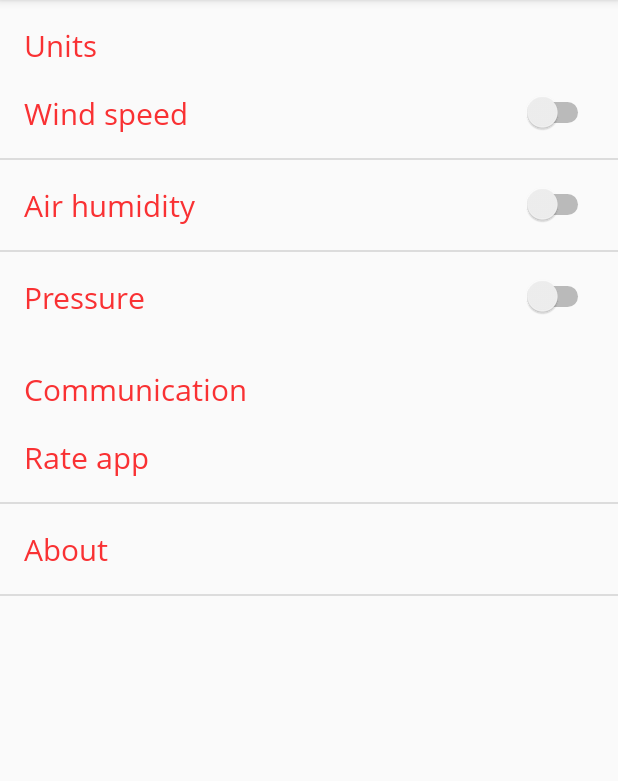
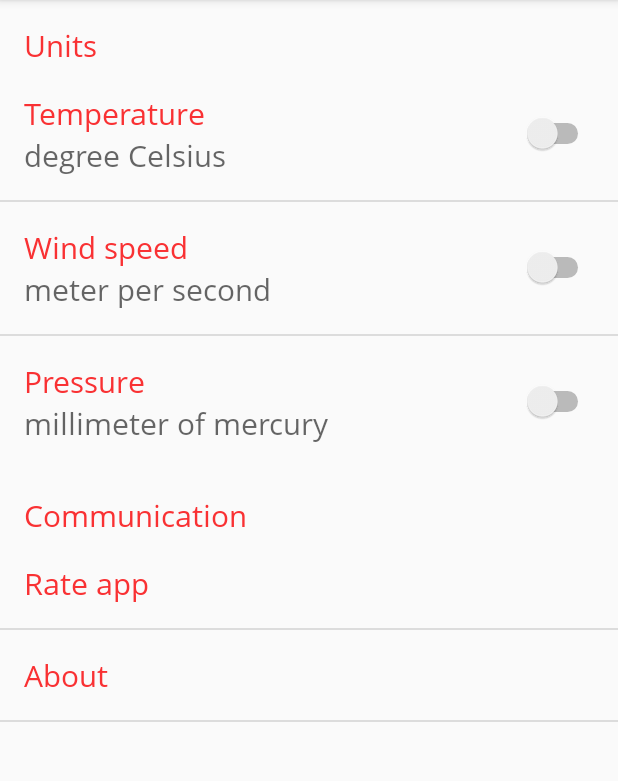
Before and after one commit to z0lk1n/NiceWeather, an Android app: the screen it shows after launch (MainActivity), after a tap on "settings", on a phone screen of 412 x 824 dp, the part 84-865 px from its top. Run offline under Robolectric (Android 15) with nearby library versions, the phone set to English and light mode, and no system bars.

Commit message:
add switchText in menu

```diff
--- a/app/src/main/java/online/z0lk1n/android/niceweather/FragmentNavigator.java
+++ b/app/src/main/java/online/z0lk1n/android/niceweather/FragmentNavigator.java
@@ -1,5 +1,8 @@
 package online.z0lk1n.android.niceweather;
 
 public interface FragmentNavigator {
-    void startCitiesListFragment();
+    void showDetailWeather();
+    void showSettings();
+    void showCitiesList();
+    void backToDetailWeather();
 }
--- a/app/src/main/java/online/z0lk1n/android/niceweather/MainActivity.java
+++ b/app/src/main/java/online/z0lk1n/android/niceweather/MainActivity.java
@@ -1,6 +1,7 @@
 package online.z0lk1n.android.niceweather;
 
 import android.os.Bundle;
+import android.support.v7.app.ActionBar;
 import android.support.v7.app.AppCompatActivity;
 import android.support.v7.widget.Toolbar;
 import android.view.Menu;
@@ -10,7 +11,7 @@ import online.z0lk1n.android.niceweather.fragments.CitiesListFragment;
 import online.z0lk1n.android.niceweather.fragments.DetailWeatherFragment;
 import online.z0lk1n.android.niceweather.fragments.SettingsFragment;
 
-public class MainActivity extends AppCompatActivity {
+public class MainActivity extends AppCompatActivity implements FragmentNavigator {
     DetailWeatherFragment detailWeatherFragment;
     SettingsFragment settingsFragment;
     CitiesListFragment citiesListFragment;
@@ -22,9 +23,10 @@ public class MainActivity extends AppCompatActivity {
         Toolbar toolbar = findViewById(R.id.toolbar);
         setSupportActionBar(toolbar);
 
-        if (getSupportActionBar() != null) {
-            getSupportActionBar().setDisplayHomeAsUpEnabled(true);
-            getSupportActionBar().setDisplayShowHomeEnabled(true);
+        ActionBar actionBar = getSupportActionBar();
+        if (actionBar != null) {
+            actionBar.setDisplayHomeAsUpEnabled(true);
+            actionBar.setDisplayShowHomeEnabled(true);
         }
 
         if (savedInstanceState == null) {
@@ -43,17 +45,25 @@ public class MainActivity extends AppCompatActivity {
     public boolean onOptionsItemSelected(MenuItem item) {
         switch (item.getItemId()) {
             case android.R.id.home:
-                showCitiesList();
+                if (settingsFragment != null && settingsFragment.isAdded()) {
+                    backToDetailWeather();
+                } else if (citiesListFragment != null && citiesListFragment.isAdded()) {
+                    backToDetailWeather();
+                } else {
+                    showCitiesList();
+                }
                 return true;
             case R.id.action_settings:
                 showSettings();
                 return true;
+            default:
+                break;
         }
         return super.onOptionsItemSelected(item);
     }
 
-
-    private void showDetailWeather() {
+    @Override
+    public void showDetailWeather() {
         detailWeatherFragment = (DetailWeatherFragment) getFragmentManager()
                 .findFragmentByTag(DetailWeatherFragment.NAME);
 
@@ -67,7 +77,8 @@ public class MainActivity extends AppCompatActivity {
                 .commit();
     }
 
-    private void showSettings() {
+    @Override
+    public void showSettings() {
         settingsFragment = (SettingsFragment) getFragmentManager()
                 .findFragmentByTag(SettingsFragment.NAME);
 
@@ -85,7 +96,8 @@ public class MainActivity extends AppCompatActivity {
                 .addToBackStack(null).commit();
     }
 
-    private void showCitiesList() {
+    @Override
+    public void showCitiesList() {
         citiesListFragment = (CitiesListFragment) getFragmentManager()
                 .findFragmentByTag(CitiesListFragment.NAME);
 
@@ -102,4 +114,23 @@ public class MainActivity extends AppCompatActivity {
                 .replace(R.id.fragment_container, citiesListFragment, CitiesListFragment.NAME)
                 .addToBackStack(null).commit();
     }
+
+    @Override
+    public void backToDetailWeather() {
+        getFragmentManager()
+                .beginTransaction()
+                .replace(R.id.fragment_container, detailWeatherFragment, DetailWeatherFragment.NAME)
+                .commit();
+    }
 }
+
+/*
+TODO 1.Сделать корректный переход назад с доп. фрагментов
+TODO 2.Доделать тему приложения
+TODO 3.Добавить к свичам текстовое описание
+TODO 4.Добавить фрагмент с правами на иконки
+TODO 5.Добавить фрагмент о разработчике
+TODO 6.Добавить открытие гуглплея для оценки приложения
+TODO 7.Добавить в список городов кнопку добавления
+TODO 8.Добавить в список городов контекстное меню с удалением
+ */
--- a/app/src/main/java/online/z0lk1n/android/niceweather/fragments/DetailWeatherFragment.java
+++ b/app/src/main/java/online/z0lk1n/android/niceweather/fragments/DetailWeatherFragment.java
@@ -1,32 +1,21 @@
 package online.z0lk1n.android.niceweather.fragments;
 
 import android.app.Fragment;
+import android.content.SharedPreferences;
 import android.content.res.TypedArray;
-import android.hardware.Sensor;
-import android.hardware.SensorEvent;
-import android.hardware.SensorEventListener;
-import android.hardware.SensorManager;
 import android.os.Bundle;
+import android.preference.PreferenceManager;
 import android.view.LayoutInflater;
 import android.view.View;
 import android.view.ViewGroup;
 import android.widget.ImageView;
-import android.widget.LinearLayout;
 import android.widget.TextView;
 
 import online.z0lk1n.android.niceweather.R;
 
-import static android.content.Context.SENSOR_SERVICE;
-
 public class DetailWeatherFragment extends Fragment {
     public static final String NAME = "DetailWeatherFragment";
     public static final String CITY = "CurrentCity";
-
-    private SensorManager sensorManager;
-    private Sensor sensorTemperature;
-    private Sensor sensorHumidity;
-    private TextView temperatureView;
-    private TextView airHumidityView;
 
     public static DetailWeatherFragment create(String city) {
         DetailWeatherFragment fragment = new DetailWeatherFragment();
@@ -36,99 +25,60 @@ public class DetailWeatherFragment extends Fragment {
         return fragment;
     }
 
-
     @Override
     public View onCreateView(LayoutInflater inflater, ViewGroup container,
                              Bundle savedInstanceState) {
         View layout = inflater.inflate(R.layout.fragment_detail_weather, container, false);
 
         TextView cityTxtView = layout.findViewById(R.id.txtView_city);
-
-        temperatureView = layout.findViewById(R.id.txtView_temperature);
+        ImageView weatherImage = layout.findViewById(R.id.imgView_weather);
+        TextView airHumidityView = layout.findViewById(R.id.txtView_air_humidity);
+        TextView temperatureView = layout.findViewById(R.id.txtView_temperature);
         TextView temperatureUnitView = layout.findViewById(R.id.txtView_temperature_unit);
-        ImageView weatherImage = layout.findViewById(R.id.imgView_weather);
-
         TextView windSpeedView = layout.findViewById(R.id.txtView_wind_speed);
         TextView windSpeedUnitView = layout.findViewById(R.id.txtView_wind_speed_unit);
-
-        airHumidityView = layout.findViewById(R.id.txtView_air_humidity);
-
         TextView pressureView = layout.findViewById(R.id.txtView_pressure);
         TextView pressureUnitView = layout.findViewById(R.id.txtView_pressure_unit);
 
-        // TODO temp data for homework
-        LinearLayout airHumidityLinLay = layout.findViewById(R.id.linLay_air_humidity);
-
-        sensorManager = (SensorManager) getActivity().getSystemService(SENSOR_SERVICE);
-
-        sensorTemperature = sensorManager.getDefaultSensor(Sensor.TYPE_AMBIENT_TEMPERATURE);
-        sensorHumidity = sensorManager.getDefaultSensor(Sensor.TYPE_RELATIVE_HUMIDITY);
-
-//        SharedPreferences preferences = PreferenceManager.getDefaultSharedPreferences(getActivity());
-//        boolean isWindSpeed = preferences.getBoolean(SettingsFragment.KEY_PREF_WIND_SPEED, false);
-//        boolean isAirHumidity = preferences.getBoolean(SettingsFragment.KEY_PREF_AIR_HUMIDITY, false);
-//        boolean isPressure = preferences.getBoolean(SettingsFragment.KEY_PREF_PRESSURE, false);
+        SharedPreferences preferences = PreferenceManager.getDefaultSharedPreferences(getActivity());
+        boolean isTemperature = preferences.getBoolean(SettingsFragment.KEY_PREF_TEMPERATURE, false);
+        boolean isWindSpeed = preferences.getBoolean(SettingsFragment.KEY_PREF_WIND_SPEED, false);
+        boolean isPressure = preferences.getBoolean(SettingsFragment.KEY_PREF_PRESSURE, false);
 
         TypedArray weatherImages = getResources().obtainTypedArray(R.array.weather_images);
-//
+
         cityTxtView.setText(getArguments().getString(CITY));
+
         weatherImage.setImageResource(weatherImages.getResourceId(0, -1));
-//        temperatureView.setText(R.string.test_temperature);
-        temperatureUnitView.setText(R.string.unit_celsius);
-        windSpeedView.setText(R.string.test_wind_speed);
-        windSpeedUnitView.setText(R.string.unit_m_s);
-//        airHumidityView.setText(R.string.test_air_humidity);
-        pressureView.setText(R.string.test_pressure);
-        pressureUnitView.setText(R.string.unit_torr);
+        airHumidityView.setText(R.string.test_air_humidity);
+
+        if(isTemperature)   {
+            temperatureView.setText(R.string.test_temperature);
+            temperatureUnitView.setText(R.string.unit_fahrenheit);
+        }else {
+            temperatureView.setText(R.string.test_temperature);
+            temperatureUnitView.setText(R.string.unit_celsius);
+        }
+
+        if(isWindSpeed) {
+            windSpeedView.setText(R.string.test_wind_speed);
+            windSpeedUnitView.setText(R.string.unit_km_h);
+        }else {
+            windSpeedView.setText(R.string.test_wind_speed);
+            windSpeedUnitView.setText(R.string.unit_m_s);
+        }
+
+        if(isPressure){
+            pressureView.setText(R.string.test_pressure);
+            pressureUnitView.setText(R.string.unit_pascal);
+        }else   {
+            pressureView.setText(R.string.test_pressure);
+            pressureUnitView.setText(R.string.unit_torr);
+        }
         return layout;
     }
 
     public String getCity() {
         return getArguments().getString(CITY);
     }
-
-    SensorEventListener listenerTemperature = new SensorEventListener() {
-        @Override
-        public void onAccuracyChanged(Sensor sensor, int accuracy) {
-        }
-        @Override
-        public void onSensorChanged(SensorEvent event) {
-            showTemperatureSensors(event);
-        }
-    };
-
-    SensorEventListener listenerHumidity = new SensorEventListener() {
-        @Override
-        public void onAccuracyChanged(Sensor sensor, int accuracy) {
-        }
-
-        @Override
-        public void onSensorChanged(SensorEvent event) {
-            showHumiditySensors(event);
-        }
-    };
-
-    private void showTemperatureSensors(SensorEvent event){
-        temperatureView.setText(String.valueOf(event.values[0]));
-    }
-
-    private void showHumiditySensors(SensorEvent event){
-        airHumidityView.setText(String.valueOf(event.values[0]));
-    }
-
-    @Override
-    public void onPause() {
-        super.onPause();
-        sensorManager.unregisterListener(listenerTemperature, sensorTemperature);
-        sensorManager.unregisterListener(listenerHumidity, sensorHumidity);
-    }
-
-    @Override
-    public void onResume() {
-        super.onResume();
-        sensorManager.registerListener(listenerTemperature, sensorTemperature,
-                SensorManager.SENSOR_DELAY_NORMAL);
-        sensorManager.registerListener(listenerHumidity, sensorHumidity,
-                SensorManager.SENSOR_DELAY_NORMAL);
-    }
 }
--- a/app/src/main/java/online/z0lk1n/android/niceweather/fragments/SettingsFragment.java
+++ b/app/src/main/java/online/z0lk1n/android/niceweather/fragments/SettingsFragment.java
@@ -4,20 +4,37 @@ import android.content.SharedPreferences;
 import android.os.Bundle;
 import android.preference.Preference;
 import android.preference.PreferenceFragment;
+import android.preference.SwitchPreference;
 import android.support.annotation.Nullable;
 
 import online.z0lk1n.android.niceweather.R;
 
 public class SettingsFragment extends PreferenceFragment implements SharedPreferences.OnSharedPreferenceChangeListener {
     public static final String NAME = "SettingsFragment";
+    public static final String KEY_PREF_TEMPERATURE = "pref_temperature";
     public static final String KEY_PREF_WIND_SPEED = "pref_windSpeed";
-    public static final String KEY_PREF_AIR_HUMIDITY = "pref_airHumidity";
     public static final String KEY_PREF_PRESSURE = "pref_pressure";
+    public static final String KEY_PREF_RATE_APP = "pref_rateApp";
+    public static final String KEY_PREF_ABOUT = "pref_about";
+
+    private SwitchPreference prefTemperature;
+    private SwitchPreference prefWindSpeed;
+    private SwitchPreference prefPressure;
+    private Preference prefRateApp;
+    private Preference prefAbout;
+
 
     @Override
     public void onCreate(@Nullable Bundle savedInstanceState) {
         super.onCreate(savedInstanceState);
         addPreferencesFromResource(R.xml.preferences);
+        setHasOptionsMenu(true);
+
+        prefTemperature = (SwitchPreference) findPreference(KEY_PREF_TEMPERATURE);
+        prefWindSpeed = (SwitchPreference) findPreference(KEY_PREF_WIND_SPEED);
+        prefPressure = (SwitchPreference) findPreference(KEY_PREF_PRESSURE);
+        prefRateApp = findPreference(KEY_PREF_RATE_APP);
+        prefAbout = findPreference(KEY_PREF_ABOUT);
     }
 
     @Override
@@ -38,26 +55,22 @@ public class SettingsFragment extends PreferenceFragment implements SharedPrefer
     public void onSharedPreferenceChanged(SharedPreferences sharedPreferences, String key) {
         switch (key) {
             case KEY_PREF_WIND_SPEED:
-                Preference windSpeedPref = findPreference(key);
-                windSpeedPref.setSummary(sharedPreferences.getString(key, ""));
+                prefWindSpeed.setChecked(sharedPreferences.getBoolean(key, false));
                 break;
-            case KEY_PREF_AIR_HUMIDITY:
-                Preference airHumidityPref = findPreference(key);
-                airHumidityPref.setSummary(sharedPreferences.getString(key, ""));
+            case KEY_PREF_TEMPERATURE:
+                prefTemperature.setChecked(sharedPreferences.getBoolean(key, false));
                 break;
             case KEY_PREF_PRESSURE:
-                Preference pressurePref = findPreference(key);
-                pressurePref.setSummary(sharedPreferences.getString(key, ""));
+                prefPressure.setChecked(sharedPreferences.getBoolean(key, false));
+                break;
+            case KEY_PREF_RATE_APP:
+
+                break;
+            case KEY_PREF_ABOUT:
+
                 break;
             default:
                 break;
         }
     }
 }
-//        citiesListBtn.setOnClickListener(new View.OnClickListener() {
-//@Override
-//public void onClick(View view) {
-//        FragmentNavigator fragmentNavigator = (FragmentNavigator) that;
-//        fragmentNavigator.startCitiesListFragment();
-//        }
-//        });
--- a/app/src/main/java/online/z0lk1n/android/niceweather/util/RecyclerAdapter.java
+++ b/app/src/main/java/online/z0lk1n/android/niceweather/util/RecyclerAdapter.java
@@ -21,7 +21,7 @@ public class RecyclerAdapter extends RecyclerView.Adapter<RecyclerAdapter.ViewHo
     @Override
     public RecyclerAdapter.ViewHolder onCreateViewHolder(ViewGroup parent, int viewType) {
         View view = LayoutInflater.from(parent.getContext()).inflate(R.layout.item, parent, false);
-        return new ViewHolder((TextView) view);
+        return new ViewHolder(view);
     }
 
     @Override
@@ -41,9 +41,9 @@ public class RecyclerAdapter extends RecyclerView.Adapter<RecyclerAdapter.ViewHo
     public class ViewHolder extends RecyclerView.ViewHolder {
         public TextView textView;
 
-        public ViewHolder(TextView itemView) {
+        public ViewHolder(View itemView) {
             super(itemView);
-            textView = itemView;
+            textView = itemView.findViewById(R.id.txtView_item);
 
             textView.setOnClickListener(new View.OnClickListener() {
                 @Override
--- a/app/src/main/res/drawable/ic_settings.xml
+++ b/app/src/main/res/drawable/ic_settings.xml
@@ -1,5 +1,10 @@
-<vector android:height="24dp" android:tint="#F93133"
-    android:viewportHeight="24.0" android:viewportWidth="24.0"
-    android:width="24dp" xmlns:android="http://schemas.android.com/apk/res/android">
-    <path android:fillColor="#FF000000" android:pathData="M19.43,12.98c0.04,-0.32 0.07,-0.64 0.07,-0.98s-0.03,-0.66 -0.07,-0.98l2.11,-1.65c0.19,-0.15 0.24,-0.42 0.12,-0.64l-2,-3.46c-0.12,-0.22 -0.39,-0.3 -0.61,-0.22l-2.49,1c-0.52,-0.4 -1.08,-0.73 -1.69,-0.98l-0.38,-2.65C14.46,2.18 14.25,2 14,2h-4c-0.25,0 -0.46,0.18 -0.49,0.42l-0.38,2.65c-0.61,0.25 -1.17,0.59 -1.69,0.98l-2.49,-1c-0.23,-0.09 -0.49,0 -0.61,0.22l-2,3.46c-0.13,0.22 -0.07,0.49 0.12,0.64l2.11,1.65c-0.04,0.32 -0.07,0.65 -0.07,0.98s0.03,0.66 0.07,0.98l-2.11,1.65c-0.19,0.15 -0.24,0.42 -0.12,0.64l2,3.46c0.12,0.22 0.39,0.3 0.61,0.22l2.49,-1c0.52,0.4 1.08,0.73 1.69,0.98l0.38,2.65c0.03,0.24 0.24,0.42 0.49,0.42h4c0.25,0 0.46,-0.18 0.49,-0.42l0.38,-2.65c0.61,-0.25 1.17,-0.59 1.69,-0.98l2.49,1c0.23,0.09 0.49,0 0.61,-0.22l2,-3.46c0.12,-0.22 0.07,-0.49 -0.12,-0.64l-2.11,-1.65zM12,15.5c-1.93,0 -3.5,-1.57 -3.5,-3.5s1.57,-3.5 3.5,-3.5 3.5,1.57 3.5,3.5 -1.57,3.5 -3.5,3.5z"/>
+<vector xmlns:android="http://schemas.android.com/apk/res/android"
+    android:width="24dp"
+    android:height="24dp"
+    android:tint="#F93133"
+    android:viewportHeight="24.0"
+    android:viewportWidth="24.0">
+    <path
+        android:fillColor="#FF000000"
+        android:pathData="M19.43,12.98c0.04,-0.32 0.07,-0.64 0.07,-0.98s-0.03,-0.66 -0.07,-0.98l2.11,-1.65c0.19,-0.15 0.24,-0.42 0.12,-0.64l-2,-3.46c-0.12,-0.22 -0.39,-0.3 -0.61,-0.22l-2.49,1c-0.52,-0.4 -1.08,-0.73 -1.69,-0.98l-0.38,-2.65C14.46,2.18 14.25,2 14,2h-4c-0.25,0 -0.46,0.18 -0.49,0.42l-0.38,2.65c-0.61,0.25 -1.17,0.59 -1.69,0.98l-2.49,-1c-0.23,-0.09 -0.49,0 -0.61,0.22l-2,3.46c-0.13,0.22 -0.07,0.49 0.12,0.64l2.11,1.65c-0.04,0.32 -0.07,0.65 -0.07,0.98s0.03,0.66 0.07,0.98l-2.11,1.65c-0.19,0.15 -0.24,0.42 -0.12,0.64l2,3.46c0.12,0.22 0.39,0.3 0.61,0.22l2.49,-1c0.52,0.4 1.08,0.73 1.69,0.98l0.38,2.65c0.03,0.24 0.24,0.42 0.49,0.42h4c0.25,0 0.46,-0.18 0.49,-0.42l0.38,-2.65c0.61,-0.25 1.17,-0.59 1.69,-0.98l2.49,1c0.23,0.09 0.49,0 0.61,-0.22l2,-3.46c0.12,-0.22 0.07,-0.49 -0.12,-0.64l-2.11,-1.65zM12,15.5c-1.93,0 -3.5,-1.57 -3.5,-3.5s1.57,-3.5 3.5,-3.5 3.5,1.57 3.5,3.5 -1.57,3.5 -3.5,3.5z" />
 </vector>
--- a/app/src/main/res/layout/content_main.xml
+++ b/app/src/main/res/layout/content_main.xml
@@ -13,16 +13,7 @@
         android:layout_width="match_parent"
         android:layout_height="match_parent"
         tools:layout_editor_absoluteX="81dp"
-        tools:layout_editor_absoluteY="88dp" />
-
-    <!--<online.z0lk1n.android.niceweather.util.CustomView-->
-        <!--android:id="@+id/customView"-->
-        <!--android:layout_width="wrap_content"-->
-        <!--android:layout_height="wrap_content"-->
-        <!--app:cv_Color="@color/colorAccent"-->
-        <!--app:cv_Radius="100"-->
-        <!--app:layout_constraintVertical_chainStyle="packed"-->
-        <!--tools:layout_editor_absoluteX="134dp"-->
-        <!--tools:layout_editor_absoluteY="392dp" />-->
+        tools:layout_editor_absoluteY="88dp"
+        tools:ignore="MissingConstraints" />
 
 </android.support.constraint.ConstraintLayout>
--- a/app/src/main/res/layout/fragment_cities_list.xml
+++ b/app/src/main/res/layout/fragment_cities_list.xml
@@ -7,6 +7,6 @@
         android:id="@+id/recycler_view"
         android:layout_width="match_parent"
         android:layout_height="match_parent"
-        android:scrollbars="vertical"/>
+        android:scrollbars="vertical" />
 
 </FrameLayout>
--- a/app/src/main/res/values/strings.xml
+++ b/app/src/main/res/values/strings.xml
@@ -42,4 +42,10 @@
     <string name="units">Units</string>
     <string name="communication">Communication</string>
     <string name="rate_app">Rate app</string>
+    <string name="celsius">degree Celsius</string>
+    <string name="fahrenheit">degree Fahrenheit</string>
+    <string name="meter_per_second">meter per second</string>
+    <string name="kilometers_per_hour">kilometers per hour</string>
+    <string name="pascal">pascal</string>
+    <string name="millimeter_of_mercury">millimeter of mercury</string>
 </resources>
--- a/app/src/main/res/xml/preferences.xml
+++ b/app/src/main/res/xml/preferences.xml
@@ -3,19 +3,46 @@
     <PreferenceCategory android:title="@string/units">
         <SwitchPreference
             android:defaultValue="false"
-            android:key="wind_speed"
-            android:title="@string/wind_speed" />
+            android:key="pref_temperature"
+            android:summaryOff="@string/celsius"
+            android:summaryOn="@string/fahrenheit"
+            android:switchTextOff="@string/unit_celsius"
+            android:switchTextOn="@string/unit_fahrenheit"
+            android:title="@string/temperature" />
+
         <SwitchPreference
             android:defaultValue="false"
-            android:key="air_humidity"
-            android:title="@string/air_humidity" />
+            android:key="pref_windSpeed"
+            android:summaryOff="@string/meter_per_second"
+            android:summaryOn="@string/kilometers_per_hour"
+            android:switchTextOff="@string/unit_m_s"
+            android:switchTextOn="@string/unit_km_h"
+            android:title="@string/wind_speed" />
+
         <SwitchPreference
             android:defaultValue="false"
-            android:key="pressure"
+            android:key="pref_pressure"
+            android:summaryOff="@string/millimeter_of_mercury"
+            android:summaryOn="@string/pascal"
+            android:switchTextOff="@string/unit_torr"
+            android:switchTextOn="@string/unit_pascal"
             android:title="@string/pressure" />
+
     </PreferenceCategory>
+
     <PreferenceCategory android:title="@string/communication">
-        <Preference android:title="@string/rate_app"></Preference>
-        <Preference android:title="@string/about"></Preference>
+        <Preference
+            android:key="pref_rateApp"
+            android:title="@string/rate_app">
+
+        </Preference>
+
+        <Preference
+            android:key="pref_about"
+            android:title="@string/about">
+
+        </Preference>
+
     </PreferenceCategory>
+
 </PreferenceScreen>
```
Also changed, not shown: app/src/main/java/online/z0lk1n/android/niceweather/util/CustomView.java (deleted, +0 -101 lines), app/src/main/res/layout/item.xml (+15 -4 lines), app/src/main/ic_launcher-web.png (deleted).
